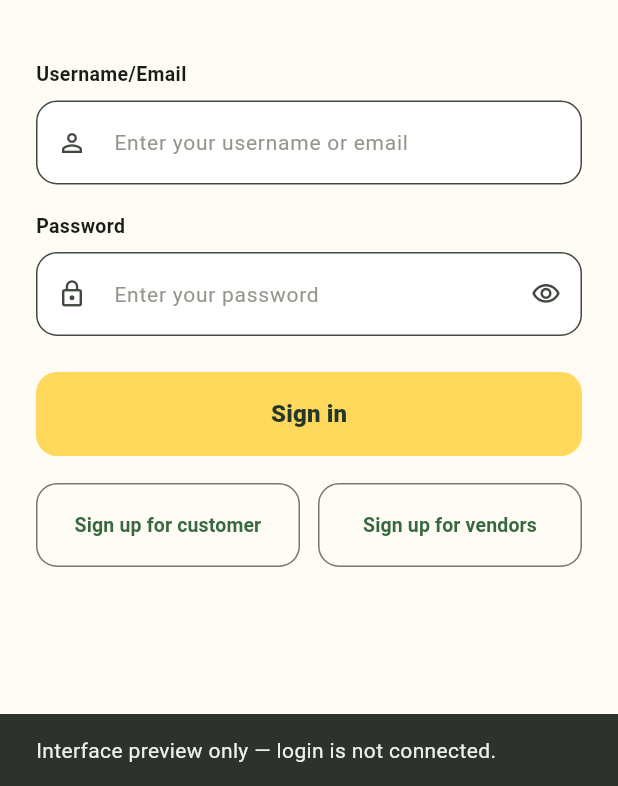
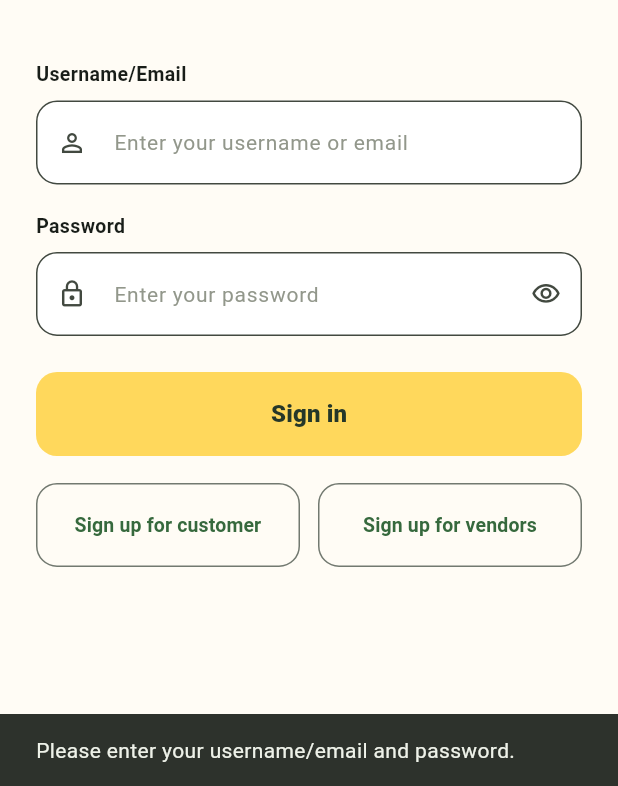
Before and after one commit to niulaility/What2Eat, a Flutter app: the screen it shows after launch, after a tap on "Sign in", on a phone screen of 412 x 824 dp, the part 450-1236 px from its top. Run offline on Flutter 3.47's test engine with Material 3 defaults, Android fonts, the phone set to English and light mode, and no system bars; our stand-ins replace image_picker, supabase_flutter; accounts and stored records are empty.

Commit message:
Login and Logout

```diff
--- a/What2Eat/analysis_options.yaml
+++ b/What2Eat/analysis_options.yaml
@@ -4,3 +4,5 @@ analyzer:
   exclude:
     - build/**
     - android/**
+    - ios/**
+    - macos/**
--- a/What2Eat/lib/features/authentication/auth_page.dart
+++ b/What2Eat/lib/features/authentication/auth_page.dart
@@ -2,6 +2,11 @@ import 'vendor_registration_page.dart';
 import 'registration_success_page.dart';
 
 import 'package:flutter/services.dart';
+import 'package:supabase_flutter/supabase_flutter.dart';
+
+import '../student/customer_dashboard_page.dart';
+import '../vendor/vendor_dashboard_page.dart';
+import '../admin/admin_dashboard_page.dart';
 
 import 'registration_validators.dart';
 
@@ -21,6 +26,9 @@ class _AuthPageState extends State<AuthPage> {
   final confirmationKey = GlobalKey<FormFieldState<String>>();
   bool confirmationEdited = false;
   final registrationPassword = TextEditingController();
+  final signInIdentifier = TextEditingController();
+  final signInPassword = TextEditingController();
+  bool isSigningIn = false;
   bool submitted = false;
   Uint8List? profilePhoto;
   String? university;
@@ -31,6 +39,8 @@ class _AuthPageState extends State<AuthPage> {
   @override
   void dispose() {
     registrationPassword.dispose();
+    signInIdentifier.dispose();
+    signInPassword.dispose();
     super.dispose();
   }
 
@@ -50,6 +60,84 @@ class _AuthPageState extends State<AuthPage> {
       ..showSnackBar(SnackBar(content: Text(message)));
   }
 
+  Future<void> signIn() async {
+    final identifier = signInIdentifier.text.trim();
+    final password = signInPassword.text;
+
+    if (identifier.isEmpty || password.isEmpty) {
+      preview('Please enter your username/email and password.');
+      return;
+    }
+
+    setState(() => isSigningIn = true);
+
+    try {
+      String email = identifier;
+
+      // If username entered, resolve to email via SECURITY DEFINER RPC
+      if (!identifier.contains('@')) {
+        final result = await Supabase.instance.client
+            .rpc('get_email_by_username', params: {'p_username': identifier});
+
+        if (result == null || (result as String).isEmpty) {
+          throw const AuthException('No account found with this username.');
+        }
+        email = result as String;
+      }
+
+      // Authenticate
+      final response = await Supabase.instance.client.auth.signInWithPassword(
+        email: email,
+        password: password,
+      );
+
+      final user = response.user;
+      if (user == null) {
+        throw const AuthException('Sign in failed. Please try again.');
+      }
+
+      // Fetch role and name from profiles
+      final profile = await Supabase.instance.client
+          .from('profiles')
+          .select('role, full_name, username')
+          .eq('id', user.id)
+          .single();
+
+      final role = profile['role'] as String? ?? 'student';
+      final name = (profile['full_name'] as String?)?.trim().isNotEmpty == true
+          ? profile['full_name'] as String
+          : (profile['username'] as String? ?? 'User');
+
+      if (!mounted) return;
+
+      // Navigate to respective dashboard
+      Widget destination;
+      switch (role) {
+        case 'admin':
+          destination = AdminDashboardPage(name: name);
+          break;
+        case 'vendor':
+          destination = VendorDashboardPage(name: name);
+          break;
+        case 'student':
+        default:
+          destination = CustomerDashboardPage(name: name);
+          break;
+      }
+
+      Navigator.of(context).pushAndRemoveUntil(
+        MaterialPageRoute<void>(builder: (_) => destination),
+        (route) => false,
+      );
+    } on AuthException catch (e) {
+      if (mounted) preview(e.message);
+    } catch (e) {
+      if (mounted) preview('Sign in failed: ${e.toString()}');
+    } finally {
+      if (mounted) setState(() => isSigningIn = false);
+    }
+  }
+
   void openRegistration(String role) {
     Navigator.of(context).push(
       MaterialPageRoute<void>(
@@ -67,6 +155,7 @@ class _AuthPageState extends State<AuthPage> {
     TextInputType? keyboard,
     bool password = false,
     bool confirmation = false,
+    TextEditingController? controller,
   }) {
     final obscure = confirmation ? confirmHidden : hidden;
     final customer = register && !vendor;
@@ -95,9 +184,10 @@ class _AuthPageState extends State<AuthPage> {
                       confirmationKey.currentState?.validate();
                     }
                   },
-            controller: customer && password && !confirmation
-                ? registrationPassword
-                : null,
+            controller: controller ??
+                (customer && password && !confirmation
+                    ? registrationPassword
+                    : null),
             validator: !customer
                 ? null
                 : switch (label) {
@@ -744,12 +834,14 @@ class _AuthPageState extends State<AuthPage> {
                   'Enter your username or email',
                   Icons.person_outline,
                   keyboard: TextInputType.text,
+                  controller: signInIdentifier,
                 ),
                 field(
                   'Password',
                   'Enter your password',
                   Icons.lock_outline,
                   password: true,
+                  controller: signInPassword,
                 ),
                 const SizedBox(height: 6),
                 FilledButton(
@@ -761,13 +853,23 @@ class _AuthPageState extends State<AuthPage> {
                       borderRadius: BorderRadius.circular(14),
                     ),
                   ),
-                  onPressed: () => preview(
-                    'Interface preview only — login is not connected.',
-                  ),
-                  child: const Text(
-                    'Sign in',
-                    style: TextStyle(fontSize: 16, fontWeight: FontWeight.w800),
-                  ),
+                  onPressed: isSigningIn ? null : signIn,
+                  child: isSigningIn
+                      ? const SizedBox(
+                          width: 24,
+                          height: 24,
+                          child: CircularProgressIndicator(
+                            strokeWidth: 2.5,
+                            color: Color(0xFF253729),
+                          ),
+                        )
+                      : const Text(
+                          'Sign in',
+                          style: TextStyle(
+                            fontSize: 16,
+                            fontWeight: FontWeight.w800,
+                          ),
+                        ),
                 ),
                 const SizedBox(height: 18),
                 Row(
--- a/What2Eat/lib/main.dart
+++ b/What2Eat/lib/main.dart
@@ -1,8 +1,24 @@
 import 'package:flutter/material.dart';
+import 'package:supabase_flutter/supabase_flutter.dart';
 
 import 'features/authentication/auth_page.dart';
 
-void main() => runApp(const What2EatStarter());
+Future<void> main() async {
+  WidgetsFlutterBinding.ensureInitialized();
+
+  await Supabase.initialize(
+    url: const String.fromEnvironment(
+      'SUPABASE_URL',
+      defaultValue: 'https://kkrmdpwwruhttzxeghty.supabase.co',
+    ),
+    anonKey: const String.fromEnvironment(
+      'SUPABASE_PUBLISHABLE_KEY',
+      defaultValue: 'sb_publishable_bzL-uzqf6Iu6kPGnSqaHxA_06Fbbl4N',
+    ),
+  );
+
+  runApp(const What2EatStarter());
+}
 
 class What2EatStarter extends StatelessWidget {
   const What2EatStarter({super.key});
--- a/What2Eat/pubspec.yaml
+++ b/What2Eat/pubspec.yaml
@@ -10,6 +10,7 @@ dependencies:
   flutter:
     sdk: flutter
   image_picker: ^1.2.4
+  supabase_flutter: ^2.8.0
 
 dev_dependencies:
   flutter_test:
```
Also changed, not shown: What2Eat/lib/features/admin/admin_dashboard_page.dart (added, +99 -0 lines), What2Eat/lib/features/student/customer_dashboard_page.dart (added, +99 -0 lines), What2Eat/lib/features/vendor/vendor_dashboard_page.dart (added, +99 -0 lines), What2Eat/pubspec.lock, 5 other files.
